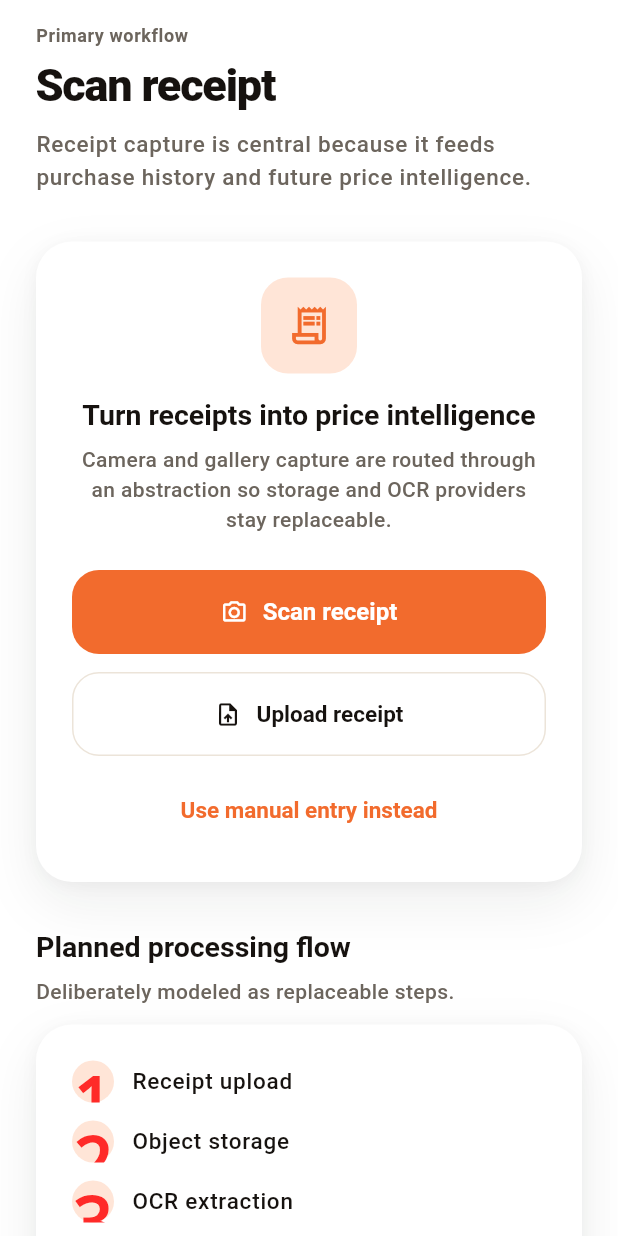
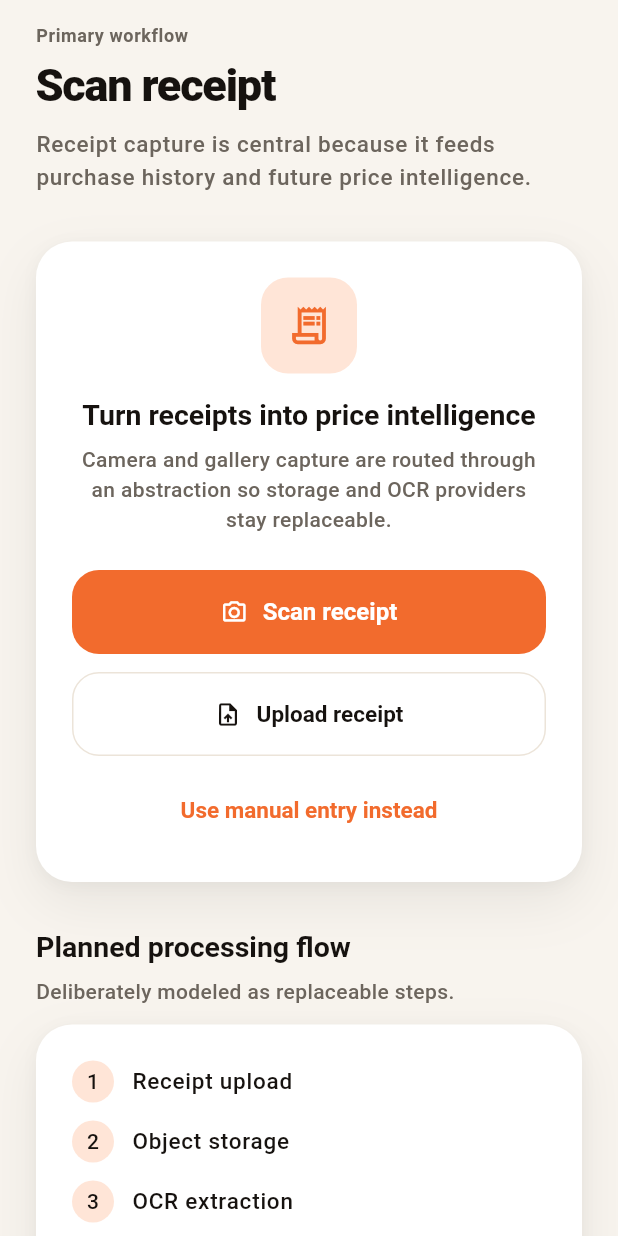
Before and after one commit to lalasmuathasim/PantriBox, a Flutter app: the ReceiptScanScreen screen opened by its route, on a phone screen of 412 x 824 dp. Run offline on Flutter 3.47's test engine with Material 3 defaults, Android fonts, the light colour scheme and no system bars; our stand-ins replace dio, flutter_riverpod, flutter_secure_storage, freezed_annotation, go_router, image_picker; missing offline and left inert: mobile_scanner; accounts and stored records are empty.

Commit message:
fix: restore receipt route background

```diff
--- a/mobile/lib/features/receipt_scan/presentation/receipt_scan_screen.dart
+++ b/mobile/lib/features/receipt_scan/presentation/receipt_scan_screen.dart
@@ -14,13 +14,14 @@
 
   @override
   Widget build(BuildContext context) {
-    return SafeArea(
+    return Scaffold(
+      body: SafeArea(
         child: ListView(
           padding: const EdgeInsets.fromLTRB(
             PantriBoxSpacing.lg,
             PantriBoxSpacing.md,
             PantriBoxSpacing.lg,
-          120,
+            PantriBoxSpacing.xxl,
           ),
           children: [
             const PantriBoxScreenHeader(
@@ -86,6 +87,7 @@
             ),
           ],
         ),
+      ),
     );
   }
 }
```
Also changed, not shown: 1 other file. Lines whose indentation alone changed are shown as unchanged.
